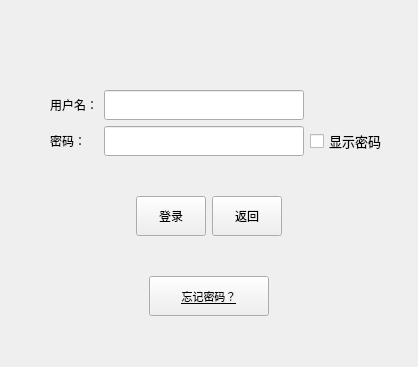
Qt form SnailIOTMonitoring/userManager/loginpage.ui (leirujie/SnailIOTMonitoring) before a commit.
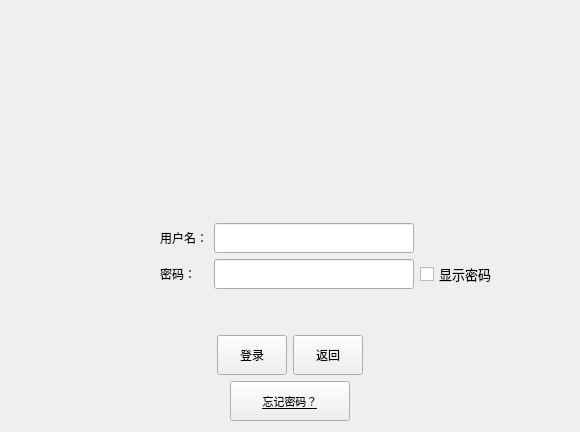
The same form after that commit. Icons and pictures are not drawn.

Patch:
```diff
--- a/SnailIOTMonitoring/userManager/loginpage.ui
+++ b/SnailIOTMonitoring/userManager/loginpage.ui
@@ -6,58 +6,94 @@
    <rect>
     <x>0</x>
     <y>0</y>
-    <width>418</width>
-    <height>367</height>
+    <width>580</width>
+    <height>432</height>
    </rect>
   </property>
   <property name="windowTitle">
    <string>Form</string>
   </property>
-  <layout class="QGridLayout" name="gridLayout_2">
-   <property name="leftMargin">
-    <number>31</number>
-   </property>
-   <property name="topMargin">
-    <number>56</number>
-   </property>
-   <property name="rightMargin">
-    <number>31</number>
-   </property>
-   <property name="bottomMargin">
-    <number>16</number>
-   </property>
+  <layout class="QGridLayout" name="gridLayout_2" rowstretch="10,0,0,0,0,0,0">
+   <item row="2" column="0">
+    <spacer name="verticalSpacer">
+     <property name="orientation">
+      <enum>Qt::Vertical</enum>
+     </property>
+     <property name="sizeHint" stdset="0">
+      <size>
+       <width>20</width>
+       <height>20</height>
+      </size>
+     </property>
+    </spacer>
+   </item>
    <item row="0" column="0">
+    <spacer name="verticalSpacer_3">
+     <property name="orientation">
+      <enum>Qt::Vertical</enum>
+     </property>
+     <property name="sizeHint" stdset="0">
+      <size>
+       <width>20</width>
+       <height>40</height>
+      </size>
+     </property>
+    </spacer>
+   </item>
+   <item row="1" column="0">
+    <layout class="QHBoxLayout" name="horizontalLayout_3">
+     <item>
+      <spacer name="horizontalSpacer_7">
+       <property name="orientation">
+        <enum>Qt::Horizontal</enum>
+       </property>
+       <property name="sizeHint" stdset="0">
+        <size>
+         <width>40</width>
+         <height>20</height>
+        </size>
+       </property>
+      </spacer>
+     </item>
+     <item>
+      <widget class="QLabel" name="label">
+       <property name="minimumSize">
+        <size>
+         <width>130</width>
+         <height>120</height>
+        </size>
+       </property>
+       <property name="maximumSize">
+        <size>
+         <width>130</width>
+         <height>120</height>
+        </size>
+       </property>
+       <property name="styleSheet">
+        <string notr="true">border-image: url(:/image/login.png);</string>
+       </property>
+       <property name="text">
+        <string/>
+       </property>
+      </widget>
+     </item>
+     <item>
+      <spacer name="horizontalSpacer_8">
+       <property name="orientation">
+        <enum>Qt::Horizontal</enum>
+       </property>
+       <property name="sizeHint" stdset="0">
+        <size>
+         <width>40</width>
+         <height>20</height>
+        </size>
+       </property>
+      </spacer>
+     </item>
+    </layout>
+   </item>
+   <item row="3" column="0">
     <layout class="QGridLayout" name="gridLayout">
-     <item row="1" column="2">
-      <widget class="QLineEdit" name="passwordEdit">
-       <property name="sizePolicy">
-        <sizepolicy hsizetype="Expanding" vsizetype="Expanding">
-         <horstretch>0</horstretch>
-         <verstretch>0</verstretch>
-        </sizepolicy>
-       </property>
-       <property name="minimumSize">
-        <size>
-         <width>200</width>
-         <height>30</height>
-        </size>
-       </property>
-       <property name="maximumSize">
-        <size>
-         <width>200</width>
-         <height>30</height>
-        </size>
-       </property>
-       <property name="font">
-        <font>
-         <pointsize>10</pointsize>
-        </font>
-       </property>
-       <property name="echoMode">
-        <enum>QLineEdit::Normal</enum>
-       </property>
-      </widget>
-     </item>
      <item row="1" column="3">
       <widget class="QCheckBox" name="showPasswordCheckBox">
        <property name="font">
@@ -70,6 +106,28 @@
        </property>
       </widget>
      </item>
+     <item row="0" column="2">
+      <widget class="QLineEdit" name="usernameEdit">
+       <property name="sizePolicy">
+        <sizepolicy hsizetype="Fixed" vsizetype="Fixed">
+         <horstretch>0</horstretch>
+         <verstretch>0</verstretch>
+        </sizepolicy>
+       </property>
+       <property name="minimumSize">
+        <size>
+         <width>200</width>
+         <height>30</height>
+        </size>
+       </property>
+       <property name="maximumSize">
+        <size>
+         <width>200</width>
+         <height>30</height>
+        </size>
+       </property>
+      </widget>
+     </item>
      <item row="1" column="1">
       <widget class="QLabel" name="label_3">
        <property name="text">
@@ -77,17 +135,10 @@
        </property>
       </widget>
      </item>
-     <item row="0" column="1">
-      <widget class="QLabel" name="label_2">
-       <property name="text">
-        <string>用户名：</string>
-       </property>
-      </widget>
-     </item>
-     <item row="0" column="2">
-      <widget class="QLineEdit" name="usernameEdit">
+     <item row="1" column="2">
+      <widget class="QLineEdit" name="passwordEdit">
        <property name="sizePolicy">
-        <sizepolicy hsizetype="Fixed" vsizetype="Fixed">
+        <sizepolicy hsizetype="Expanding" vsizetype="Expanding">
          <horstretch>0</horstretch>
          <verstretch>0</verstretch>
         </sizepolicy>
@@ -104,8 +155,29 @@
          <height>30</height>
         </size>
        </property>
+       <property name="font">
+        <font>
+         <pointsize>10</pointsize>
+        </font>
+       </property>
+       <property name="echoMode">
+        <enum>QLineEdit::Normal</enum>
+       </property>
       </widget>
      </item>
+     <item row="0" column="3">
+      <spacer name="horizontalSpacer_2">
+       <property name="orientation">
+        <enum>Qt::Horizontal</enum>
+       </property>
+       <property name="sizeHint" stdset="0">
+        <size>
+         <width>40</width>
+         <height>20</height>
+        </size>
+       </property>
+      </spacer>
+     </item>
      <item row="0" column="0">
       <spacer name="horizontalSpacer">
        <property name="orientation">
@@ -119,90 +191,29 @@
        </property>
       </spacer>
      </item>
-     <item row="0" column="3">
-      <spacer name="horizontalSpacer_2">
-       <property name="orientation">
-        <enum>Qt::Horizontal</enum>
-       </property>
-       <property name="sizeHint" stdset="0">
-        <size>
-         <width>40</width>
-         <height>20</height>
-        </size>
-       </property>
-      </spacer>
-     </item>
-    </layout>
-   </item>
-   <item row="1" column="0">
-    <layout class="QHBoxLayout" name="horizontalLayout">
-     <item>
-      <spacer name="horizontalSpacer_3">
-       <property name="orientation">
-        <enum>Qt::Horizontal</enum>
-       </property>
-       <property name="sizeHint" stdset="0">
-        <size>
-         <width>40</width>
-         <height>20</height>
-        </size>
-       </property>
-      </spacer>
-     </item>
-     <item>
-      <widget class="QPushButton" name="loginBtn">
-       <property name="minimumSize">
-        <size>
-         <width>70</width>
-         <height>40</height>
-        </size>
-       </property>
-       <property name="maximumSize">
-        <size>
-         <width>70</width>
-         <height>40</height>
-        </size>
-       </property>
+     <item row="0" column="1">
+      <widget class="QLabel" name="label_2">
        <property name="text">
-        <string>登录</string>
+        <string>用户名：</string>
        </property>
       </widget>
      </item>
-     <item>
-      <widget class="QPushButton" name="bakeToLauBtn">
-       <property name="minimumSize">
-        <size>
-         <width>70</width>
-         <height>40</height>
-        </size>
-       </property>
-       <property name="maximumSize">
-        <size>
-         <width>70</width>
-         <height>40</height>
-        </size>
-       </property>
-       <property name="text">
-        <string>返回</string>
-       </property>
-      </widget>
-     </item>
-     <item>
-      <spacer name="horizontalSpacer_5">
-       <property name="orientation">
-        <enum>Qt::Horizontal</enum>
-       </property>
-       <property name="sizeHint" stdset="0">
-        <size>
-         <width>40</width>
-         <height>20</height>
-        </size>
-       </property>
-      </spacer>
-     </item>
     </layout>
    </item>
-   <item row="2" column="0">
+   <item row="4" column="0">
+    <spacer name="verticalSpacer_2">
+     <property name="orientation">
+      <enum>Qt::Vertical</enum>
+     </property>
+     <property name="sizeHint" stdset="0">
+      <size>
+       <width>20</width>
+       <height>40</height>
+      </size>
+     </property>
+    </spacer>
+   </item>
+   <item row="6" column="0">
     <layout class="QHBoxLayout" name="horizontalLayout_2">
      <item>
       <spacer name="horizontalSpacer_4">
@@ -264,6 +275,74 @@
      </item>
     </layout>
    </item>
+   <item row="5" column="0">
+    <layout class="QHBoxLayout" name="horizontalLayout">
+     <item>
+      <spacer name="horizontalSpacer_3">
+       <property name="orientation">
+        <enum>Qt::Horizontal</enum>
+       </property>
+       <property name="sizeHint" stdset="0">
+        <size>
+         <width>40</width>
+         <height>20</height>
+        </size>
+       </property>
+      </spacer>
+     </item>
+     <item>
+      <widget class="QPushButton" name="loginBtn">
+       <property name="minimumSize">
+        <size>
+         <width>70</width>
+         <height>40</height>
+        </size>
+       </property>
+       <property name="maximumSize">
+        <size>
+         <width>70</width>
+         <height>40</height>
+        </size>
+       </property>
+       <property name="text">
+        <string>登录</string>
+       </property>
+      </widget>
+     </item>
+     <item>
+      <widget class="QPushButton" name="bakeToLauBtn">
+       <property name="minimumSize">
+        <size>
+         <width>70</width>
+         <height>40</height>
+        </size>
+       </property>
+       <property name="maximumSize">
+        <size>
+         <width>70</width>
+         <height>40</height>
+        </size>
+       </property>
+       <property name="text">
+        <string>返回</string>
+       </property>
+      </widget>
+     </item>
+     <item>
+      <spacer name="horizontalSpacer_5">
+       <property name="orientation">
+        <enum>Qt::Horizontal</enum>
+       </property>
+       <property name="sizeHint" stdset="0">
+        <size>
+         <width>40</width>
+         <height>20</height>
+        </size>
+       </property>
+      </spacer>
+     </item>
+    </layout>
+   </item>
   </layout>
  </widget>
  <resources/>
```
